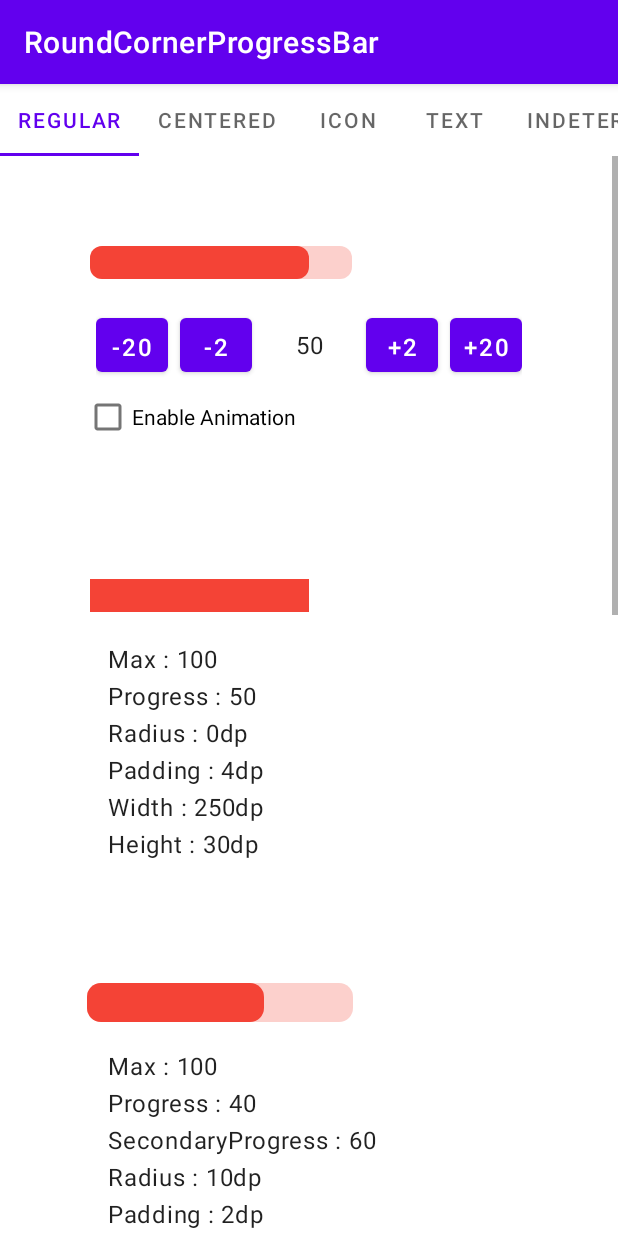
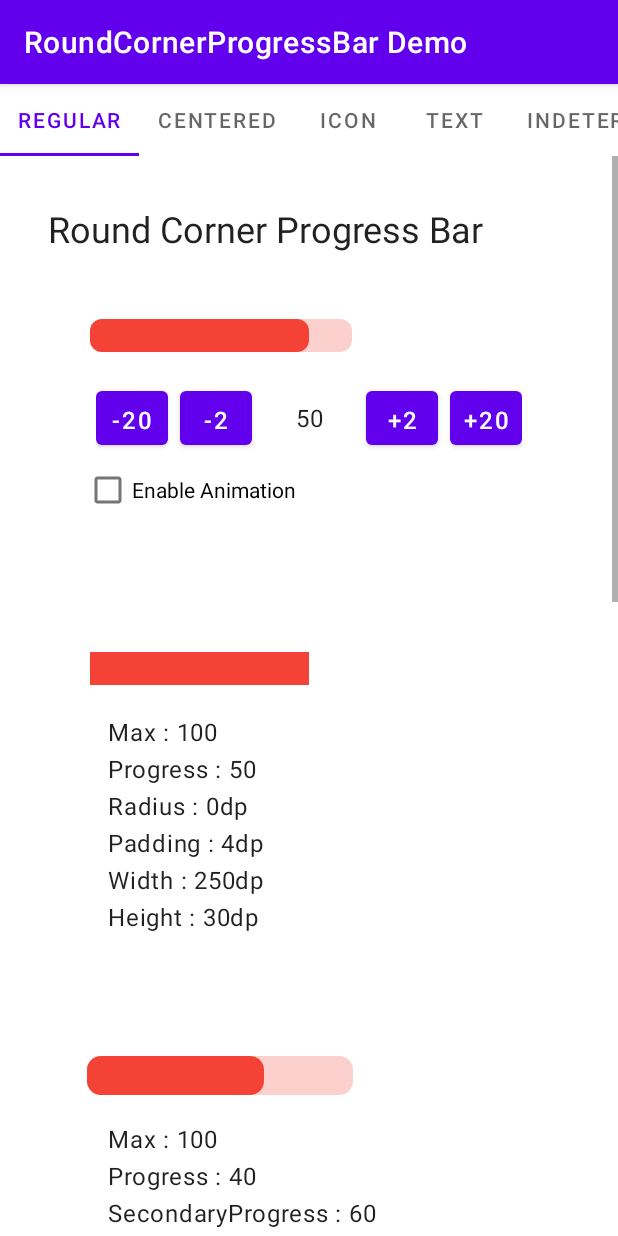
Before and after one commit to Letstrick289/Kotlin-RProcessBar, an Android app: the screen it shows after launch (Main2Activity), on a phone screen of 412 x 824 dp. Run offline under Robolectric (Android 15) with nearby library versions, the phone set to English and light mode, and no system bars.

Commit message:
Add title for each sample

```diff
--- a/app/src/main/res/layout/fragment_simple.xml
+++ b/app/src/main/res/layout/fragment_simple.xml
@@ -11,7 +11,16 @@
         android:layout_height="wrap_content"
         android:gravity="center_horizontal"
         android:orientation="vertical"
-        android:padding="16dp">
+        android:padding="@dimen/padding">
+
+        <TextView
+            style="@style/Text.Title"
+            android:layout_width="match_parent"
+            android:layout_height="wrap_content"
+            android:layout_marginStart="@dimen/margin"
+            android:layout_marginTop="@dimen/margin"
+            android:layout_marginEnd="@dimen/margin"
+            android:text="@string/title_round_corner_progress_bar" />
 
         <LinearLayout
             style="@style/SampleCard"
--- a/app/src/main/res/values/strings.xml
+++ b/app/src/main/res/values/strings.xml
@@ -1,5 +1,5 @@
 <resources>
-    <string name="app_name">RoundCornerProgressBar</string>
+    <string name="app_name">RoundCornerProgressBar Demo</string>
 
     <string name="hello_world">Hello world!</string>
     <string name="action_settings">Settings</string>
--- a/app/src/main/res/values/styles.xml
+++ b/app/src/main/res/values/styles.xml
@@ -11,6 +11,11 @@
 
     <style name="Text.Description">
         <item name="android:textAppearance">@style/TextAppearance.MaterialComponents.Body1</item>
+        <item name="android:lineSpacingExtra">6dp</item>
+    </style>
+
+    <style name="Text.Title">
+        <item name="android:textAppearance">@style/TextAppearance.MaterialComponents.Headline5</item>
         <item name="android:lineSpacingExtra">6dp</item>
     </style>
 
```
